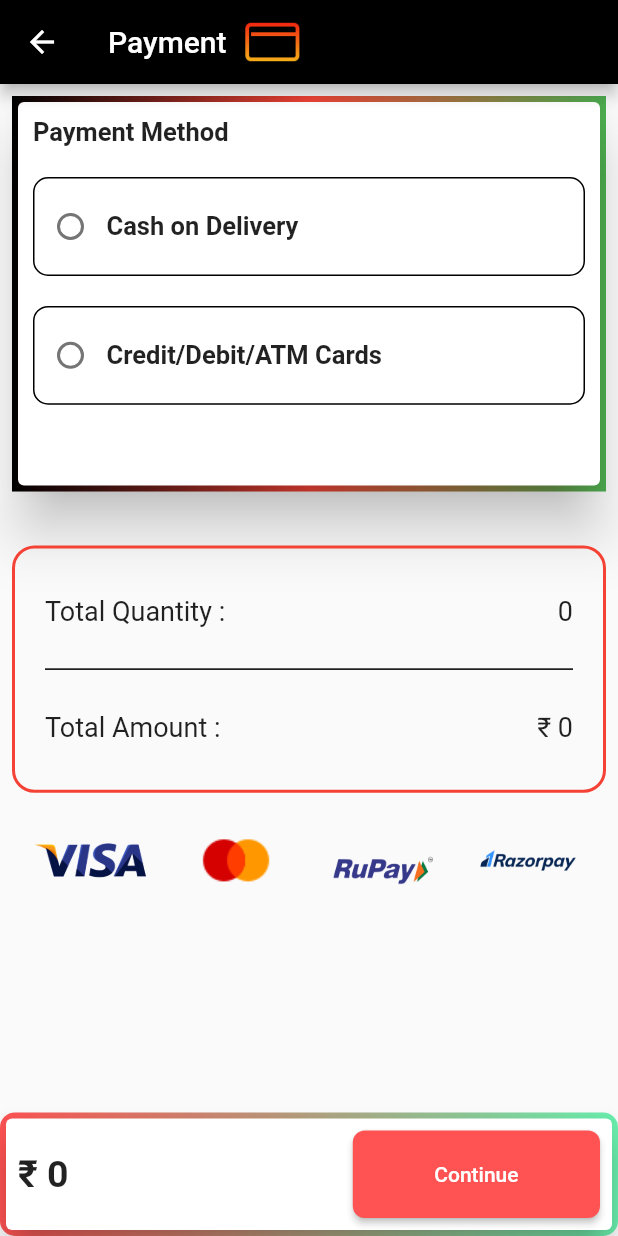
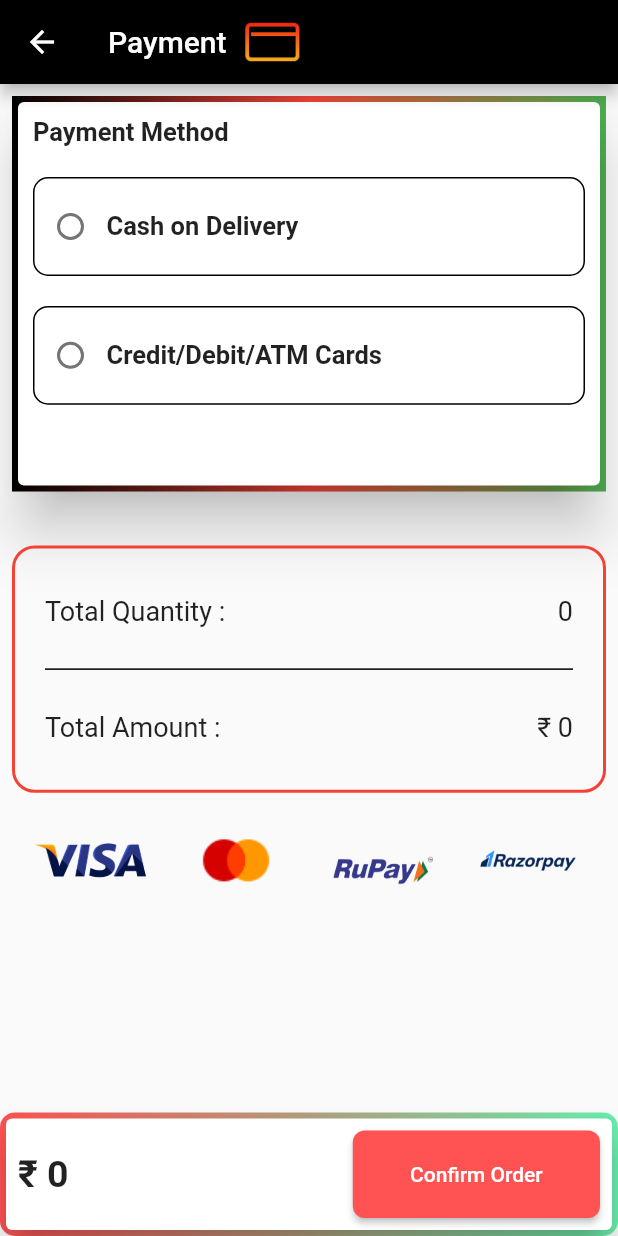
Before and after one commit to pranav-12/pranav-12-merchant-watches-User, a Flutter app: the ScreenPayment screen opened directly with empty values, on a phone screen of 412 x 824 dp. Run offline on Flutter 3.47's test engine with Material 2 defaults, Android fonts, the light colour scheme and no system bars; our stand-ins replace carousel_slider, dio, flutter_snake_navigationbar, google_fonts, google_maps_flutter, percent_indicator and 1 more; accounts and stored records are empty; network calls fail; Roboto replaces fonts that are missing (Kanit).

Commit message:
placed order from COD completed but still want changes

```diff
--- a/lib/core/url.dart
+++ b/lib/core/url.dart
@@ -1,4 +1,4 @@
-String baseUrl = 'http://192.168.1.47:5000';
+String baseUrl = 'http://192.168.29.123:5000';
 
 // Add,get,delete all product
 String productUrl = '/products';
--- a/lib/infrastructure/cart/cart_service.dart
+++ b/lib/infrastructure/cart/cart_service.dart
@@ -53,7 +53,6 @@ class CartService with ChangeNotifier {
 
 // int totalAmount = 0;
   Future<Response?> getDataCart(BuildContext context) async {
-    totalPrice.value = 0;
     log('$cartUrl/?userid=$userId');
     try {
       Response response = await dio.get(
@@ -61,6 +60,7 @@ class CartService with ChangeNotifier {
       );
       // log("response===" + response.data);
       // final data = CartModel.fromJson(jsonDecode(response.data));
+
       Map<String, dynamic> data = json.decode(response.data);
 
       final val = CartProductModel.fromJson(data);
--- a/lib/presentation/cart/screen_cart.dart
+++ b/lib/presentation/cart/screen_cart.dart
@@ -1,16 +1,10 @@
 import 'package:flutter/cupertino.dart';
 import 'package:flutter/material.dart';
-import 'package:merchant_watches/appication/cart/cart_provider.dart';
-import 'package:merchant_watches/appication/home/home_provider.dart';
 import 'package:merchant_watches/constants/constants.dart';
-import 'package:merchant_watches/domain/models/cart_model.dart';
 import 'package:merchant_watches/infrastructure/cart/cart_service.dart';
-import 'package:merchant_watches/presentation/cart/quantity_widget.dart';
 import 'package:merchant_watches/presentation/others/address/screen_address.dart';
 import 'package:merchant_watches/presentation/widgets/custom_button.dart';
-import 'package:provider/provider.dart';
 
-import '../../appication/product_details_provider/product_provider.dart';
 import '../../domain/models/products_model.dart';
 import '../widgets/products_builder_method.dart';
 
--- a/lib/presentation/others/address/screen_address.dart
+++ b/lib/presentation/others/address/screen_address.dart
@@ -180,8 +180,8 @@ class ScreenAddress extends StatelessWidget {
                   color: Colors.indigo),
               child: Container(
                 padding: const EdgeInsets.all(20),
-                height: MediaQuery.of(context).size.height / 5,
-                width: MediaQuery.of(context).size.width / 3,
+                height: MediaQuery.of(context).size.width * 0.25,
+                // width: MediaQuery.of(context).size.width / 3,
                 decoration: BoxDecoration(
                   border: Border.all(),
                   borderRadius: BorderRadius.circular(10),
--- a/lib/presentation/others/checkout/checkout.dart
+++ b/lib/presentation/others/checkout/checkout.dart
@@ -207,6 +207,7 @@ class ScreenCheckOut extends StatelessWidget {
           ),
           CheckOutContinueSection(
               size: size,
+              buttonTitle: 'Continue',
               elevatedButtonFunction: () {
                 Navigator.of(context).push(MaterialPageRoute(
                   builder: (context) => ScreenPayment(
--- a/lib/presentation/widgets/checkoutcontinue.dart
+++ b/lib/presentation/widgets/checkoutcontinue.dart
@@ -6,10 +6,12 @@ import '../../constants/constants.dart';
 import '../others/payment/screen_payment.dart';
 
 class CheckOutContinueSection extends StatelessWidget {
+  final String buttonTitle;
   final void Function()? elevatedButtonFunction;
   const CheckOutContinueSection({
     Key? key,
-    required this.size, this.elevatedButtonFunction,
+    required this.size,
+    this.elevatedButtonFunction, required this.buttonTitle,
   }) : super(key: key);
 
   final Size size;
@@ -48,7 +50,7 @@ class CheckOutContinueSection extends StatelessWidget {
                         ),
                       ),
                       onPressed: elevatedButtonFunction,
-                      child: const Text('Continue')),
+                      child:  Text(buttonTitle)),
                 )
               ],
             ),
--- a/lib/presentation/widgets/products_builder_method.dart
+++ b/lib/presentation/widgets/products_builder_method.dart
@@ -115,7 +115,7 @@ ValueListenableBuilder<List<ProductElement?>> dataForProducts() {
                                     MainAxisAlignment.spaceBetween,
                                 children: [
                                   Text(
-                                    "₹ ${cartData.price}",
+                                    "₹ ${cart[index]!.price}",
                                     style: const TextStyle(
                                         fontWeight: FontWeight.bold,
                                         fontSize: 16),
```
Also changed, not shown: lib/presentation/others/payment/screen_payment.dart (+18 -2 lines).
